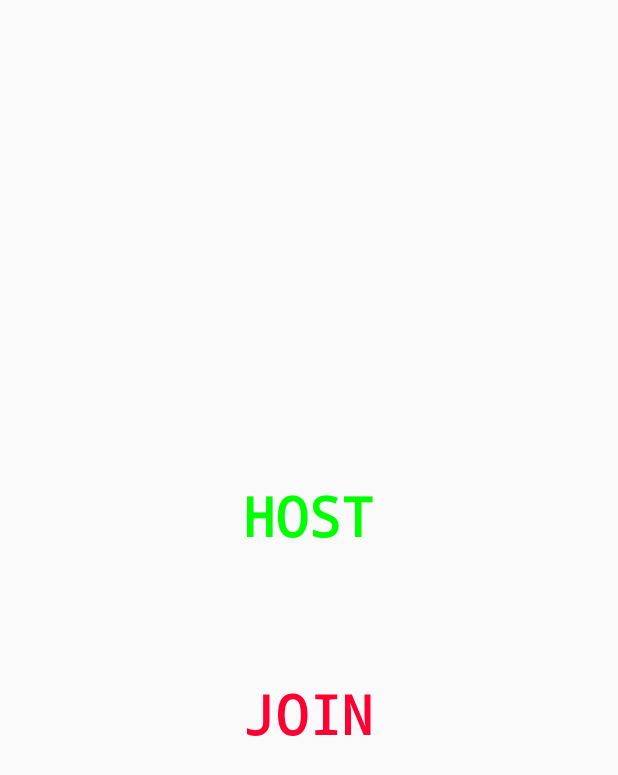
After one commit to 4SumHack36/EchoStrike, an Android app built with Jetpack Compose: the composable MenuScreen shown on its own in the app's theme, on a phone screen of 412 x 824 dp. The commit adds this screen. Shown: the top 775 px of the screen. Run offline under Robolectric (Android 15) with nearby library versions, the phone set to English and light mode, and no system bars; our stand-ins replace Voyager.

Commit message:
screens and interaction elements

```diff
--- a/game/app/build.gradle.kts
+++ b/game/app/build.gradle.kts
@@ -6,12 +6,12 @@ plugins {
 
 android {
     namespace = "com.foursum.echostrike"
-    compileSdk = 36
+    compileSdk = 35
 
     defaultConfig {
         applicationId = "com.foursum.echostrike"
         minSdk = 29
-        targetSdk = 36
+        targetSdk = 35
         versionCode = 1
         versionName = "1.0"
 
--- a/game/app/src/main/java/com/foursum/echostrike/MainActivity.kt
+++ b/game/app/src/main/java/com/foursum/echostrike/MainActivity.kt
@@ -34,8 +34,8 @@ class MainActivity : ComponentActivity() {
                         horizontalAlignment = Alignment.CenterHorizontally,
                         verticalArrangement = Arrangement.Center
                     ) {
-                        Spacer(Modifier.padding(innerPadding))
-                        Navigator(HomeScreen()) {navigator ->
+//                        Spacer(Modifier.padding(innerPadding))
+                        Navigator(HomeScreen(this@MainActivity)) {navigator ->
                             SlideTransition(navigator)
                         }
                     }
--- a/game/app/src/main/java/com/foursum/echostrike/screens/home/HomeScreen.kt
+++ b/game/app/src/main/java/com/foursum/echostrike/screens/home/HomeScreen.kt
@@ -1,11 +1,12 @@
 package com.foursum.echostrike.screens.home
 
+import android.content.Context
 import androidx.compose.runtime.Composable
 import cafe.adriel.voyager.core.screen.Screen
 
-class HomeScreen: Screen {
+data class HomeScreen(private val context: Context): Screen {
     @Composable
     override fun Content() {
-        HomeComponent()
+        HomeComponent(context)
     }
 }
--- /dev/null
+++ b/game/app/src/main/java/com/foursum/echostrike/screens/menu/MenuComponent.kt
@@ -0,0 +1,80 @@
+package com.foursum.echostrike.screens.menu
+
+import androidx.compose.foundation.gestures.detectTapGestures
+import androidx.compose.foundation.layout.*
+import androidx.compose.material3.Text
+import androidx.compose.runtime.Composable
+import androidx.compose.ui.Alignment
+import androidx.compose.ui.Modifier
+import androidx.compose.ui.graphics.Color
+import androidx.compose.ui.input.pointer.pointerInput
+import androidx.compose.ui.text.font.FontFamily
+import androidx.compose.ui.text.font.FontWeight
+import androidx.compose.ui.unit.dp
+import androidx.compose.ui.unit.sp
+import cafe.adriel.voyager.navigator.LocalNavigator
+import com.foursum.echostrike.screens.join.JoinScreen
+import com.foursum.echostrike.screens.host.HostScreen
+
+
+@Composable
+fun MenuComponent() {
+    val navigator = LocalNavigator.current
+
+    Column(
+        modifier = Modifier
+            .fillMaxSize()
+            .padding(16.dp),
+        verticalArrangement = Arrangement.Center,
+        horizontalAlignment = Alignment.CenterHorizontally
+    ) {
+
+        // HOST Button - Long Press to navigate
+        Box(
+            modifier = Modifier
+                .fillMaxWidth()
+                .height(100.dp)
+                .pointerInput(Unit) {
+                    detectTapGestures(
+                        onLongPress = {
+                            navigator?.push(HostScreen())
+                        }
+                    )
+                },
+            contentAlignment = Alignment.Center
+        ) {
+            Text(
+                text = "HOST",
+                color = Color(0xFF00FF00),
+                fontSize = 36.sp,
+                fontFamily = FontFamily.Monospace,
+                fontWeight = FontWeight.ExtraBold
+            )
+        }
+
+        Spacer(modifier = Modifier.height(32.dp))
+
+        // JOIN Button - Long Press to navigate
+        Box(
+            modifier = Modifier
+                .fillMaxWidth()
+                .height(100.dp)
+                .pointerInput(Unit) {
+                    detectTapGestures(
+                        onLongPress = {
+                            navigator?.push(JoinScreen())
+                        }
+                    )
+                },
+            contentAlignment = Alignment.Center
+        ) {
+            Text(
+                text = "JOIN",
+                color = Color(0xFFFF0033),
+                fontSize = 36.sp,
+                fontFamily = FontFamily.Monospace,
+                fontWeight = FontWeight.ExtraBold
+            )
+        }
+    }
+}
--- /dev/null
+++ b/game/app/src/main/java/com/foursum/echostrike/screens/menu/MenuScreen.kt
@@ -0,0 +1,11 @@
+package com.foursum.echostrike.screens.menu
+
+import androidx.compose.runtime.Composable
+import cafe.adriel.voyager.core.screen.Screen
+
+class MenuScreen: Screen {
+    @Composable
+    override fun Content() {
+        MenuComponent()
+    }
+}
```
Also changed, not shown: game/app/src/main/java/com/foursum/echostrike/screens/home/HomeComponent.kt (+80 -13 lines), game/app/src/main/java/com/foursum/echostrike/screens/host/HostComponent.kt (added, +28 -0 lines), game/app/src/main/java/com/foursum/echostrike/screens/host/HostScreen.kt (added, +11 -0 lines), game/app/src/main/java/com/foursum/echostrike/screens/join/JoinComponent.kt (added, +28 -0 lines), game/app/src/main/java/com/foursum/echostrike/screens/join/JoinScreen.kt (added, +12 -0 lines).
